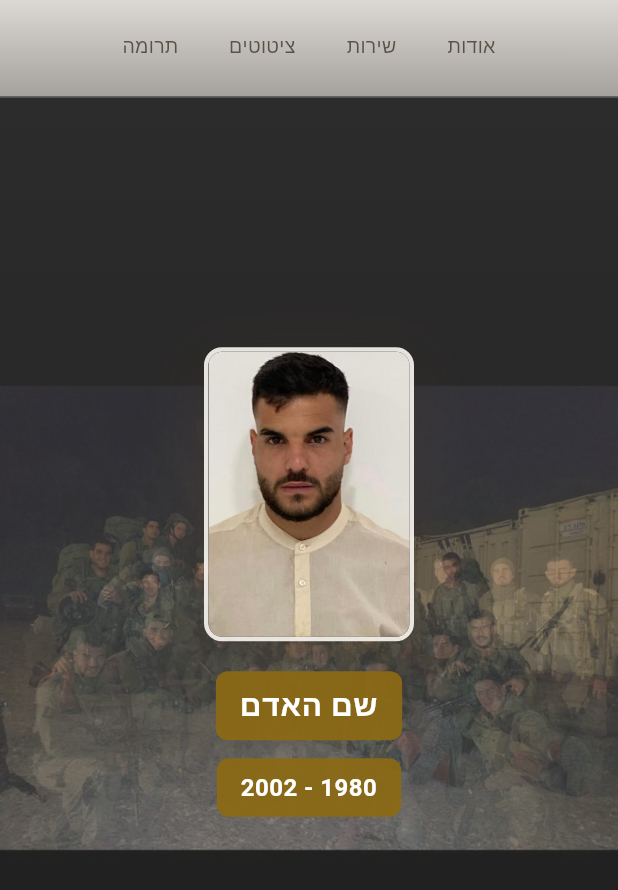
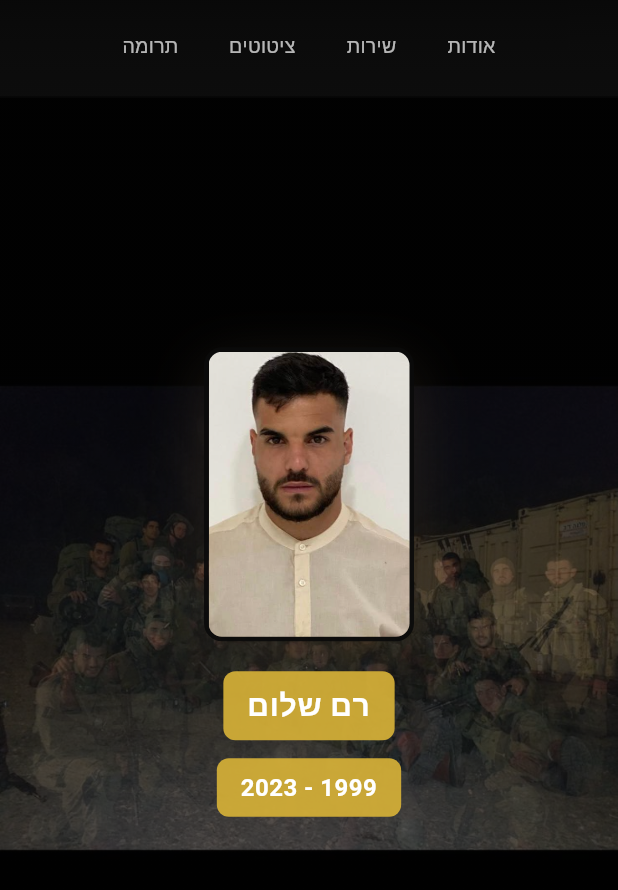
Before and after one commit to matangw/ram_website, a Flutter app: the screen it shows after launch, on a phone screen of 412 x 824 dp. Shown: the top 890 px of the screen. Run offline on Flutter 3.47's test engine with Material 3 defaults, Android fonts, the phone set to English and light mode, and no system bars; our stand-ins replace get, google_fonts; missing offline and left inert: dart:html, flutter_cors_image; Roboto replaces fonts that are missing (Heebo).

Commit message:
change color

```diff
--- a/assets/bio/bio.json
+++ b/assets/bio/bio.json
@@ -1,6 +1,6 @@
 {
-  "name": "שם האדם",
-  "yearFrom": 1980,
-  "yearTo": 2002,
+  "name": "רם שלום",
+  "yearFrom": 1999,
+  "yearTo": 2023,
   "text": "טקסט הביוגרפיה יופיע כאן. הוסף את סיפור החיים, ההישגים והזכרונות של ידידך."
 }
--- a/lib/components/friends_quotes_section.dart
+++ b/lib/components/friends_quotes_section.dart
@@ -65,7 +65,7 @@ class FriendsQuotesSection extends StatelessWidget {
                         style: GoogleFonts.heebo(
                           fontSize: 64,
                           height: 0.8,
-                          color: theme.shadowLight,
+                          color: theme.textMuted,
                           fontWeight: FontWeight.w300,
                         ),
                       ),
--- a/lib/components/section_nav_buttons.dart
+++ b/lib/components/section_nav_buttons.dart
@@ -79,8 +79,8 @@ class _NavButtonState extends State<_NavButton> {
         onHover: (hovered) => setState(() => _isHovered = hovered),
         onHighlightChanged: (pressed) => setState(() => _isPressed = pressed),
         borderRadius: BorderRadius.circular(8),
-        splashColor: Colors.black.withOpacity(0.08),
-        highlightColor: Colors.black.withOpacity(0.04),
+        splashColor: Colors.white.withOpacity(0.12),
+        highlightColor: Colors.white.withOpacity(0.06),
         child: AnimatedContainer(
           duration: const Duration(milliseconds: 200),
           curve: Curves.easeOutCubic,
@@ -91,12 +91,12 @@ class _NavButtonState extends State<_NavButton> {
           decoration: BoxDecoration(
             borderRadius: BorderRadius.circular(8),
             color: widget.isActive
-                ? Colors.black.withOpacity(0.08)
-                : (isInteractive ? Colors.black.withOpacity(0.04) : null),
+                ? Colors.white.withOpacity(0.12)
+                : (isInteractive ? Colors.white.withOpacity(0.06) : null),
             border: Border.all(
               color: widget.isActive
-                  ? Colors.black.withOpacity(0.2)
-                  : (isInteractive ? Colors.black.withOpacity(0.1) : Colors.transparent),
+                  ? Colors.white.withOpacity(0.25)
+                  : (isInteractive ? Colors.white.withOpacity(0.12) : Colors.transparent),
               width: 1,
             ),
           ),
--- a/lib/main.dart
+++ b/lib/main.dart
@@ -24,7 +24,7 @@ class MemorialApp extends StatelessWidget {
       fallbackLocale: const Locale('he', 'IL'),
       theme: ThemeData(
         useMaterial3: true,
-        colorScheme: ColorScheme.light(
+        colorScheme: ColorScheme.dark(
           primary: ext.primaryGold,
           surface: ext.surface,
           onSurface: ext.textPrimary,
--- a/lib/theme/theme_colors.dart
+++ b/lib/theme/theme_colors.dart
@@ -1,7 +1,8 @@
 import 'package:flutter/material.dart';
 
-/// Memorial color palette — darker smooth gold accents.
-/// Warm cream backgrounds, dignified gold accents, warm brown text.
+/// Memorial color palette — black background, white text, gold accents.
+/// Designer-recommended: #0A0A0A (softer than pure black), #FFFFFF primary text,
+/// #A1A1AA secondary, #71717A muted. Gold accents for CTAs and dignity.
 ///
 /// All colors are defined here. Components access them via
 /// `Theme.of(context).extension<MemorialThemeExtension>()`.
@@ -34,20 +35,23 @@ class MemorialThemeExtension extends ThemeExtension<MemorialThemeExtension> {
   final Color shadowMedium;
   final Color shadowDark;
 
-  /// Single source of truth for the light theme palette.
+  /// Black/white theme — designer-recommended palette.
+  /// Background: #0A0A0A (softer than pure black, reduces eye strain).
+  /// Text: #FFFFFF primary, #A1A1AA secondary, #71717A muted.
+  /// Gold accents for memorial dignity; WCAG AA compliant.
   static MemorialThemeExtension get light => MemorialThemeExtension(
-        surface: const Color(0xFFFAF7F2),
-        surfaceSecondary: const Color(0xFFF5F0E8),
-        primaryGold: const Color(0xFF8B6914),
-        secondaryGold: const Color(0xFF9A7B0A),
+        surface: const Color(0xFF0A0A0A),
+        surfaceSecondary: const Color(0xFF141414),
+        primaryGold: const Color(0xFFD4AF37),
+        secondaryGold: const Color(0xFFE5C158),
         tertiaryGold: const Color(0xFFB8956B),
-        goldHover: const Color(0xFFC9A227),
-        textPrimary: const Color(0xFF2C2416),
-        textSecondary: const Color(0xFF5C5348),
-        textMuted: const Color(0xFF7A7065),
-        shadowLight: Colors.black.withOpacity(0.15),
-        shadowMedium: Colors.black.withOpacity(0.3),
-        shadowDark: Colors.black.withOpacity(0.5),
+        goldHover: const Color(0xFFE8D48B),
+        textPrimary: const Color(0xFFFFFFFF),
+        textSecondary: const Color(0xFFA1A1AA),
+        textMuted: const Color(0xFF71717A),
+        shadowLight: Colors.black.withOpacity(0.25),
+        shadowMedium: Colors.black.withOpacity(0.4),
+        shadowDark: Colors.black.withOpacity(0.6),
       );
 
   @override
```
Also changed, not shown: 2 other files.
